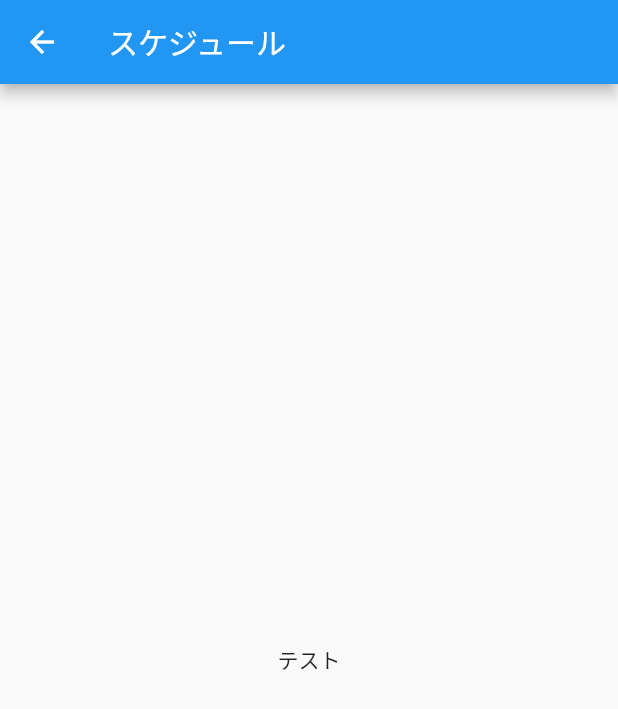
After one commit to yshogo/Flutter_BLoC_pattern_sample, a Flutter app: the screen it shows after launch, after a tap on "スケジュールBLoC", on a phone screen of 412 x 824 dp. The commit adds this screen. Shown: the top 709 px of the screen. Run offline on Flutter 3.47's test engine with Material 2 defaults, Android fonts, the phone set to English and light mode, and no system bars.

Commit message:
とりあえず画面にテストと表示

```diff
--- /dev/null
+++ b/lib/Schedule/Schedule.dart
@@ -0,0 +1,31 @@
+import 'package:flutter/material.dart';
+
+
+class ScheduleStateless extends StatelessWidget {
+
+  @override
+  Widget build(BuildContext context) {
+    return Schedule();
+  }
+}
+
+class Schedule extends StatefulWidget {
+
+  @override
+  _ScheduleState createState() => _ScheduleState();
+}
+
+class _ScheduleState extends State<Schedule> {
+
+  @override
+  Widget build(BuildContext context) {
+    return Scaffold(
+      appBar: AppBar(
+        title: Text("スケジュール"),
+      ),
+      body: Center(
+        child: Text("テスト"),
+      ),
+    );
+  }
+}
--- a/lib/main.dart
+++ b/lib/main.dart
@@ -1,3 +1,4 @@
+import 'package:bloc_sample_app/Schedule/Schedule.dart';
 import 'package:bloc_sample_app/minimum/Minimum.dart';
 import 'package:flutter/material.dart';
 import 'package:flutter/cupertino.dart';
@@ -32,10 +33,22 @@ class _RootPageState extends State<RootPage> {
             children: <Widget>[
               RaisedButton(
                 onPressed: () {
-                  Navigator.push(context,
-                      CupertinoPageRoute(builder: (context) => MinimumStateless()));
+                  Navigator.push(
+                      context,
+                      CupertinoPageRoute(
+                          builder: (context) => MinimumStateless()));
                 },
                 child: Text("最小のBLoC"),
+              ),
+              SizedBox(height: 30.0,),
+              RaisedButton(
+                onPressed: () {
+                  Navigator.push(
+                      context,
+                      CupertinoPageRoute(
+                          builder: (context) => ScheduleStateless()));
+                },
+                child: Text("スケジュールBLoC"),
               )
             ],
           ),
```
